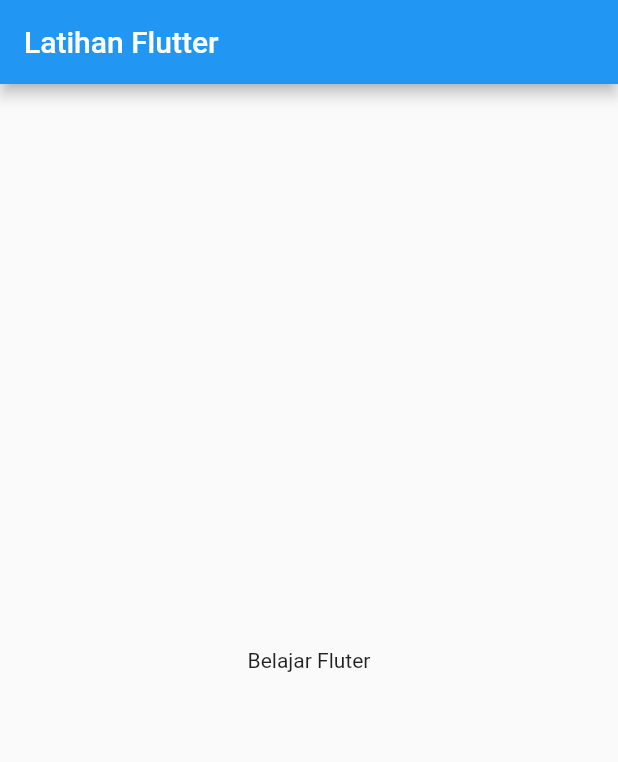
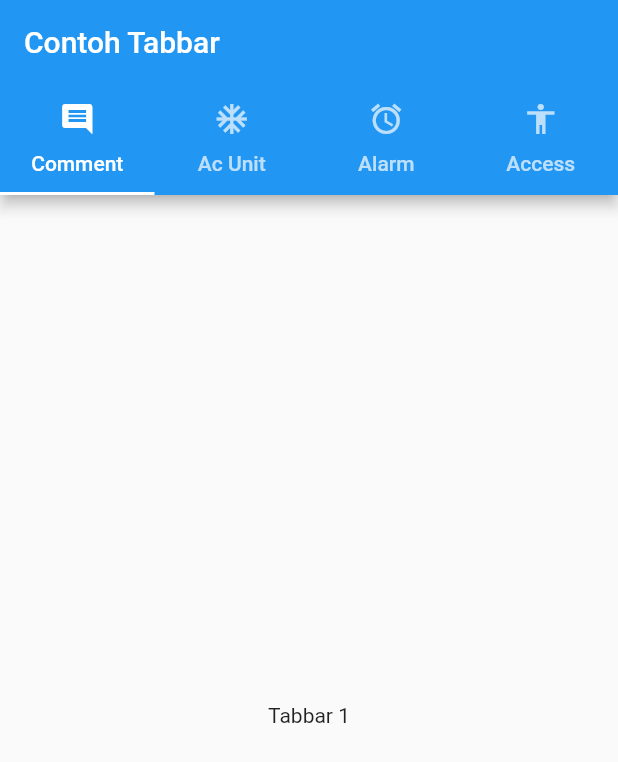
Before and after one commit to Balajar-DM/Flutter-Learn, a Flutter app: the screen it shows after launch, on a phone screen of 412 x 824 dp. Shown: the top 762 px of the screen. Run offline on Flutter 3.47's test engine with Material 2 defaults, Android fonts, the phone set to English and light mode, and no system bars.

Commit message:
Latihan TabBar

```diff
--- a/lib/main.dart
+++ b/lib/main.dart
@@ -6,12 +6,49 @@ class MyApp extends StatelessWidget {
   @override
   Widget build(BuildContext context) {
     return MaterialApp(
-      home: Scaffold(
-        appBar: AppBar(
-          title: Text("Latihan Flutter"),
-        ),
-        body: Center(child: Text("Belajar Fluter")),
-      ),
+      home: DefaultTabController(
+          length: 4,
+          child: Scaffold(
+            appBar: AppBar(
+              title: Text("Contoh Tabbar"),
+              bottom: TabBar(
+                tabs: <Widget>[
+                  Tab(
+                    icon: Icon(Icons.comment),
+                    text: "Comment",
+                  ),
+                  Tab(
+                    icon: Icon(Icons.ac_unit),
+                    text: "Ac Unit",
+                  ),
+                  Tab(
+                    icon: Icon(Icons.access_alarm),
+                    text: "Alarm",
+                  ),
+                  Tab(
+                    icon: Icon(Icons.accessibility),
+                    text: "Access",
+                  ),
+                ],
+              ),
+            ),
+            body: TabBarView(
+              children: [
+                Center(
+                  child: Text("Tabbar 1"),
+                ),
+                Center(
+                  child: Text("Tabbar 2"),
+                ),
+                Center(
+                  child: Text("Tabbar 3"),
+                ),
+                Center(
+                  child: Text("Tabbar 4"),
+                ),
+              ],
+            ),
+          )),
     );
   }
 }
```
